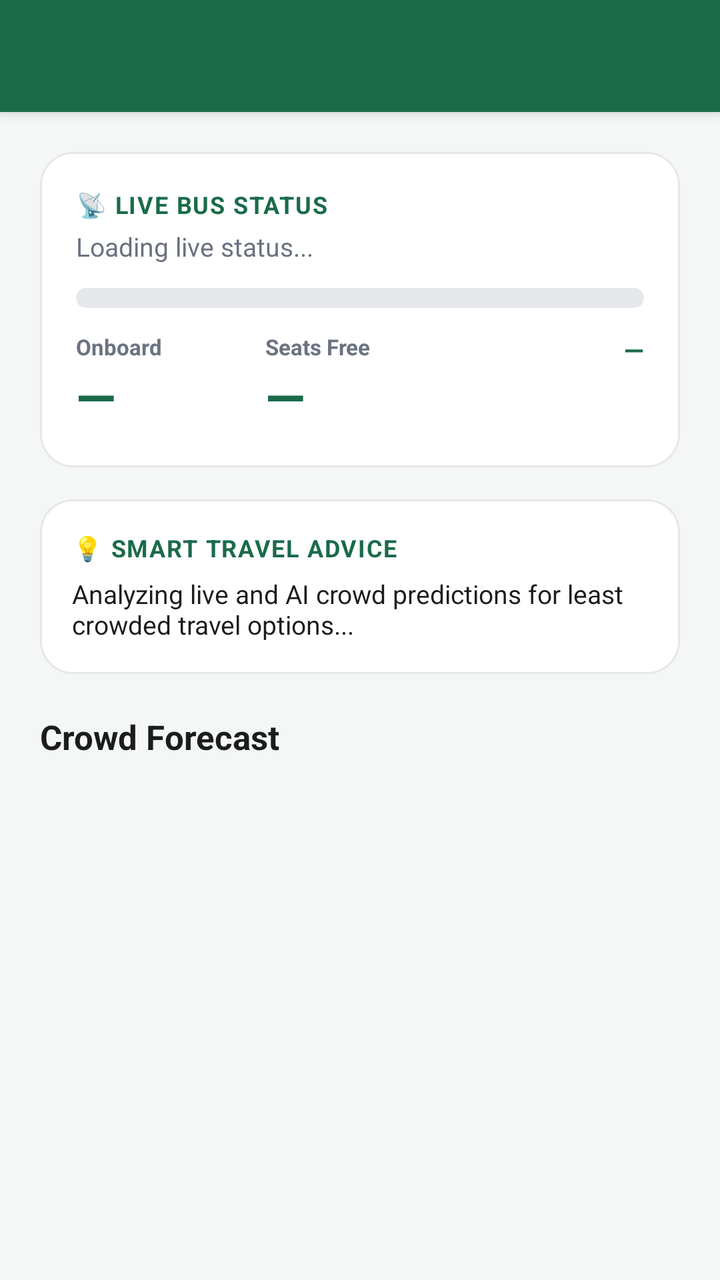
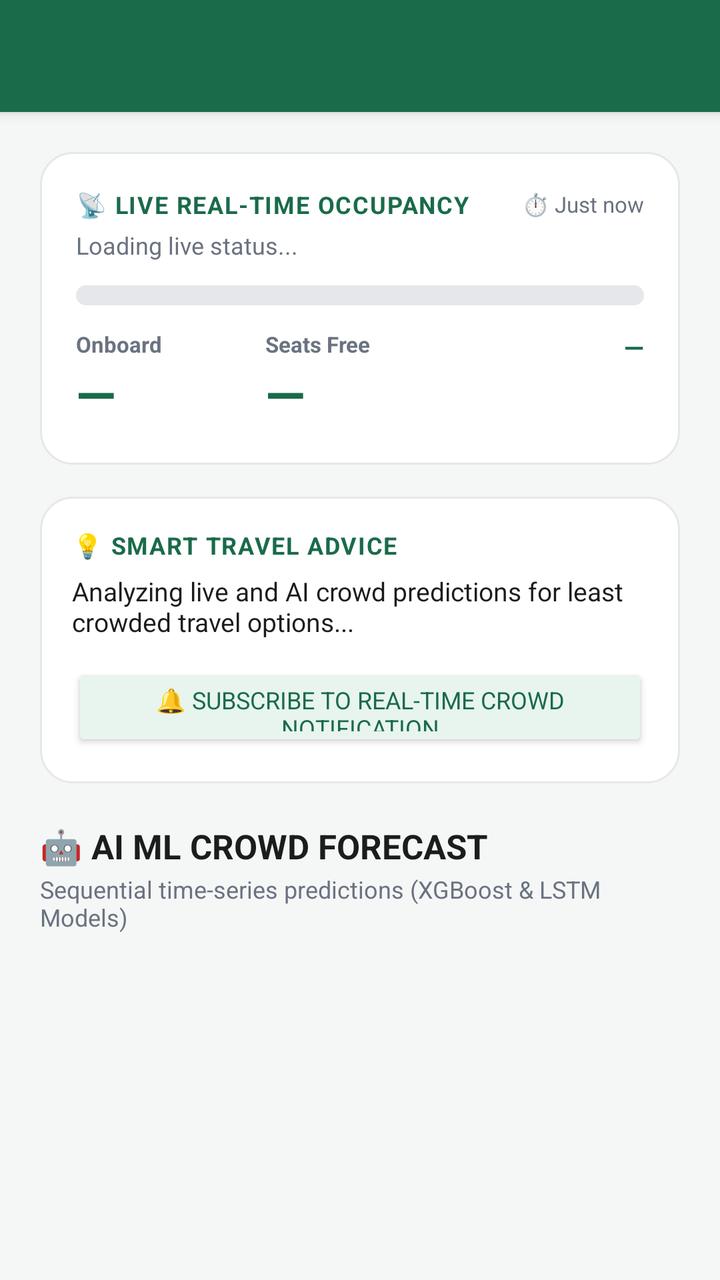

Before-and-after screenshots of an Android layout around one commit, followed by the original layout XML and the change that was made.
<!-- AndroidManifest.xml: application theme Theme.BusCrowd -->
<!-- res/layout/activity_route_results.xml -->
<?xml version="1.0" encoding="utf-8"?>
<LinearLayout xmlns:android="http://schemas.android.com/apk/res/android"
    android:layout_width="match_parent"
    android:layout_height="match_parent"
    android:orientation="vertical"
    android:background="@color/bg_light">

    <androidx.appcompat.widget.Toolbar
        android:id="@+id/toolbar"
        android:layout_width="match_parent"
        android:layout_height="?attr/actionBarSize"
        android:background="@color/brand_primary"
        style="@style/Widget.BusCrowd.Toolbar" />

    <ProgressBar
        android:id="@+id/pb_loading"
        android:layout_width="match_parent"
        android:layout_height="4dp"
        android:indeterminate="true"
        android:visibility="gone"
        android:progressTint="@color/brand_primary"
        style="?android:attr/progressBarStyleHorizontal" />

    <ScrollView
        android:layout_width="match_parent"
        android:layout_height="match_parent">

        <LinearLayout
            android:layout_width="match_parent"
            android:layout_height="wrap_content"
            android:orientation="vertical"
            android:padding="20dp">

            
            <LinearLayout
                android:layout_width="match_parent"
                android:layout_height="wrap_content"
                android:orientation="vertical"
                android:background="@drawable/bg_card"
                android:padding="18dp">

                <TextView
                    android:layout_width="wrap_content"
                    android:layout_height="wrap_content"
                    android:text="📡 LIVE BUS STATUS"
                    android:textSize="12sp"
                    android:textStyle="bold"
                    android:textColor="@color/brand_primary"
                    android:letterSpacing="0.05" />

                <TextView
                    android:id="@+id/tv_live_status"
                    android:layout_width="wrap_content"
                    android:layout_height="wrap_content"
                    android:text="Loading live status..."
                    android:textSize="13sp"
                    android:textColor="@color/text_secondary"
                    android:layout_marginTop="4dp" />

                <ProgressBar
                    android:id="@+id/pb_live_meter"
                    android:layout_width="match_parent"
                    android:layout_height="10dp"
                    android:layout_marginTop="12dp"
                    android:max="100"
                    android:progress="0"
                    android:progressDrawable="@drawable/crowd_meter_progress"
                    style="?android:attr/progressBarStyleHorizontal" />

                <LinearLayout
                    android:layout_width="match_parent"
                    android:layout_height="wrap_content"
                    android:orientation="horizontal"
                    android:layout_marginTop="12dp">

                    <LinearLayout
                        android:layout_width="0dp"
                        android:layout_height="wrap_content"
                        android:layout_weight="1"
                        android:orientation="vertical">

                        <TextView
                            android:layout_width="wrap_content"
                            android:layout_height="wrap_content"
                            android:text="Onboard"
                            style="@style/TextStyle.BusCrowd.Label" />

                        <TextView
                            android:id="@+id/tv_live_onboard"
                            android:layout_width="wrap_content"
                            android:layout_height="wrap_content"
                            android:text="—"
                            android:textSize="26sp"
                            android:textStyle="bold"
                            android:textColor="@color/brand_primary" />
                    </LinearLayout>

                    <LinearLayout
                        android:layout_width="0dp"
                        android:layout_height="wrap_content"
                        android:layout_weight="1"
                        android:orientation="vertical">

                        <TextView
                            android:layout_width="wrap_content"
                            android:layout_height="wrap_content"
                            android:text="Seats Free"
                            style="@style/TextStyle.BusCrowd.Label" />

                        <TextView
                            android:id="@+id/tv_live_seats"
                            android:layout_width="wrap_content"
                            android:layout_height="wrap_content"
                            android:text="—"
                            android:textSize="26sp"
                            android:textStyle="bold"
                            android:textColor="@color/crowd_plenty" />
                    </LinearLayout>

                    <TextView
                        android:id="@+id/tv_live_band"
                        android:layout_width="0dp"
                        android:layout_height="wrap_content"
                        android:layout_weight="1"
                        android:text="—"
                        android:textSize="13sp"
                        android:textStyle="bold"
                        android:textColor="@color/crowd_plenty"
                        android:gravity="end" />
                </LinearLayout>
            </LinearLayout>

            
            <LinearLayout
                android:id="@+id/card_recommendation"
                android:layout_width="match_parent"
                android:layout_height="wrap_content"
                android:orientation="vertical"
                android:background="@drawable/bg_card"
                android:padding="16dp"
                android:layout_marginTop="16dp">

                <TextView
                    android:layout_width="wrap_content"
                    android:layout_height="wrap_content"
                    android:text="💡 SMART TRAVEL ADVICE"
                    android:textSize="12sp"
                    android:textStyle="bold"
                    android:textColor="@color/brand_primary"
                    android:letterSpacing="0.05" />

                <TextView
                    android:id="@+id/tv_recommendation_advice"
                    android:layout_width="match_parent"
                    android:layout_height="wrap_content"
                    android:text="Analyzing live and AI crowd predictions for least crowded travel options..."
                    android:textSize="13sp"
                    android:textColor="@color/text_primary"
                    android:layout_marginTop="6dp" />
            </LinearLayout>

            
            <TextView
                android:layout_width="wrap_content"
                android:layout_height="wrap_content"
                android:text="Crowd Forecast"
                android:textSize="17sp"
                android:textStyle="bold"
                android:textColor="@color/text_primary"
                android:layout_marginTop="20dp"
                android:layout_marginBottom="12dp" />

            <androidx.recyclerview.widget.RecyclerView
                android:id="@+id/rv_forecast"
                android:layout_width="match_parent"
                android:layout_height="wrap_content"
                android:nestedScrollingEnabled="false" />

        </LinearLayout>
    </ScrollView>
</LinearLayout>
<!-- resources referenced by this layout -->
<resources>
  <color name="bg_light">#F5F7F6</color>
  <color name="brand_primary">#1A6B4A</color>
  <color name="crowd_plenty">#1A6B4A</color>
  <color name="text_primary">#1A1D1C</color>
  <color name="text_secondary">#6B7280</color>
  <!-- drawable bg_card (drawable) -->
  <?xml version="1.0" encoding="utf-8"?>
  <shape xmlns:android="http://schemas.android.com/apk/res/android"
      android:shape="rectangle">
      <solid android:color="@color/bg_white" />
      <corners android:radius="16dp" />
      <stroke android:width="1dp" android:color="@color/border_light" />
  </shape>
  <!-- drawable crowd_meter_progress (drawable) -->
  <?xml version="1.0" encoding="utf-8"?>
  <layer-list xmlns:android="http://schemas.android.com/apk/res/android">
      
      <item android:id="@android:id/background">
          <shape android:shape="rectangle">
              <corners android:radius="6dp" />
              <solid android:color="@color/border_light" />
          </shape>
      </item>
      
      <item android:id="@android:id/progress">
          <clip>
              <shape android:shape="rectangle">
                  <corners android:radius="6dp" />
                  <solid android:color="@color/brand_primary" />
              </shape>
          </clip>
      </item>
  </layer-list>
  <style name="TextStyle.BusCrowd.Label">
          <item name="android:textSize">11sp</item>
          <item name="android:textStyle">bold</item>
          <item name="android:textColor">@color/text_secondary</item>
          <item name="android:textAllCaps">false</item>
      </style>
  <style name="Widget.BusCrowd.Toolbar" parent="Widget.MaterialComponents.Toolbar.Primary">
          <item name="android:background">@color/brand_primary</item>
          <item name="titleTextColor">@color/text_white</item>
          <item name="subtitleTextColor">#B2DFCF</item>
      </style>
  <style name="Theme.BusCrowd" parent="Theme.MaterialComponents.Light.NoActionBar">
          <item name="colorPrimary">@color/brand_primary</item>
          <item name="colorPrimaryDark">@color/brand_primary_dark</item>
          <item name="colorAccent">@color/brand_primary</item>
          <item name="android:windowBackground">@color/bg_light</item>
          <item name="android:statusBarColor">@color/brand_primary</item>
          <item name="android:navigationBarColor">@color/bg_white</item>
          <item name="android:fontFamily">sans-serif</item>
  
          
          <item name="materialButtonStyle">@style/Widget.BusCrowd.Button</item>
      </style>
  <color name="bg_white">#FFFFFF</color>
  <color name="border_light">#E5E7EB</color>
  <color name="text_white">#FFFFFF</color>
  <color name="brand_primary_dark">#124A33</color>
  <style name="Widget.BusCrowd.Button" parent="Widget.MaterialComponents.Button">
          <item name="android:backgroundTint">@color/brand_primary</item>
          <item name="android:textColor">@color/text_white</item>
          <item name="android:textSize">14sp</item>
          <item name="android:textStyle">bold</item>
          <item name="cornerRadius">14dp</item>
          <item name="android:paddingTop">0dp</item>
          <item name="android:paddingBottom">0dp</item>
          <item name="android:paddingStart">12dp</item>
          <item name="android:paddingEnd">12dp</item>
          <item name="android:insetTop">0dp</item>
          <item name="android:insetBottom">0dp</item>
      </style>
</resources>

<!-- the commit's change to res/layout/activity_route_results.xml (unified diff, before → after) -->
@@ -39,21 +39,37 @@
                 android:background="@drawable/bg_card"
                 android:padding="18dp">
 
-                <TextView
-                    android:layout_width="wrap_content"
-                    android:layout_height="wrap_content"
-                    android:text="📡 LIVE BUS STATUS"
-                    android:textSize="12sp"
-                    android:textStyle="bold"
-                    android:textColor="@color/brand_primary"
-                    android:letterSpacing="0.05" />
+                <LinearLayout
+                    android:layout_width="match_parent"
+                    android:layout_height="wrap_content"
+                    android:orientation="horizontal"
+                    android:gravity="center_vertical">
+
+                    <TextView
+                        android:layout_width="0dp"
+                        android:layout_height="wrap_content"
+                        android:layout_weight="1"
+                        android:text="📡 LIVE REAL-TIME OCCUPANCY"
+                        android:textSize="12sp"
+                        android:textStyle="bold"
+                        android:textColor="@color/brand_primary"
+                        android:letterSpacing="0.05" />
+
+                    <TextView
+                        android:id="@+id/tv_last_updated"
+                        android:layout_width="wrap_content"
+                        android:layout_height="wrap_content"
+                        android:text="⏱️ Just now"
+                        android:textSize="11sp"
+                        android:textColor="@color/text_secondary" />
+                </LinearLayout>
 
                 <TextView
                     android:id="@+id/tv_live_status"
                     android:layout_width="wrap_content"
                     android:layout_height="wrap_content"
                     android:text="Loading live status..."
-                    android:textSize="13sp"
+                    android:textSize="12sp"
                     android:textColor="@color/text_secondary"
                     android:layout_marginTop="4dp" />
 
@@ -157,18 +173,43 @@
                     android:textSize="13sp"
                     android:textColor="@color/text_primary"
                     android:layout_marginTop="6dp" />
+
+                
+                <Button
+                    android:id="@+id/btn_enable_notification"
+                    android:layout_width="match_parent"
+                    android:layout_height="44dp"
+                    android:text="🔔 SUBSCRIBE TO REAL-TIME CROWD NOTIFICATION"
+                    android:textSize="12sp"
+                    android:backgroundTint="@color/brand_primary_light"
+                    android:textColor="@color/brand_primary"
+                    android:layout_marginTop="12dp" />
             </LinearLayout>
 
             
-            <TextView
-                android:layout_width="wrap_content"
-                android:layout_height="wrap_content"
-                android:text="Crowd Forecast"
-                android:textSize="17sp"
-                android:textStyle="bold"
-                android:textColor="@color/text_primary"
+            <LinearLayout
+                android:layout_width="match_parent"
+                android:layout_height="wrap_content"
+                android:orientation="vertical"
                 android:layout_marginTop="20dp"
-                android:layout_marginBottom="12dp" />
+                android:layout_marginBottom="10dp">
+
+                <TextView
+                    android:layout_width="wrap_content"
+                    android:layout_height="wrap_content"
+                    android:text="🤖 AI ML CROWD FORECAST"
+                    android:textSize="17sp"
+                    android:textStyle="bold"
+                    android:textColor="@color/text_primary" />
+
+                <TextView
+                    android:layout_width="wrap_content"
+                    android:layout_height="wrap_content"
+                    android:text="Sequential time-series predictions (XGBoost &amp; LSTM Models)"
+                    android:textSize="12sp"
+                    android:textColor="@color/text_secondary"
+                    android:layout_marginTop="2dp" />
+            </LinearLayout>
 
             <androidx.recyclerview.widget.RecyclerView
                 android:id="@+id/rv_forecast"
<!-- resource entries referenced after the edit -->
@@ -2,6 +2,7 @@
 <resources>
   <color name="bg_light">#F5F7F6</color>
   <color name="brand_primary">#1A6B4A</color>
+  <color name="brand_primary_light">#E8F5EE</color>
   <color name="crowd_plenty">#1A6B4A</color>
   <color name="text_primary">#1A1D1C</color>
   <color name="text_secondary">#6B7280</color>
